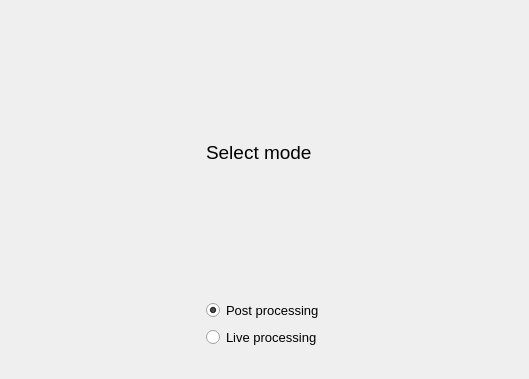
The window that src/ui/selectprocessingmodewidget.ui (krajsz/AdvBoard) describes before a commit, drawn with Qt 5.
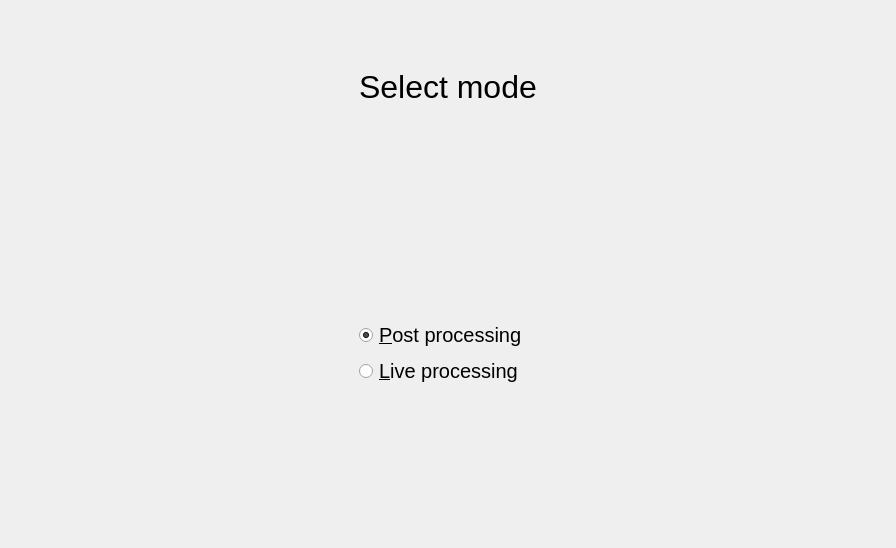
The same window after the commit.

Diff of the .ui file:
```diff
--- a/src/ui/selectprocessingmodewidget.ui
+++ b/src/ui/selectprocessingmodewidget.ui
@@ -6,15 +6,28 @@
    <rect>
     <x>0</x>
     <y>0</y>
-    <width>529</width>
-    <height>379</height>
+    <width>896</width>
+    <height>548</height>
    </rect>
   </property>
   <property name="windowTitle">
    <string>Form</string>
   </property>
-  <layout class="QGridLayout" name="gridLayout">
-   <item row="2" column="2">
+  <layout class="QGridLayout" name="gridLayout" rowstretch="1,1,2,1">
+   <item row="3" column="1">
+    <spacer name="verticalSpacer">
+     <property name="orientation">
+      <enum>Qt::Vertical</enum>
+     </property>
+     <property name="sizeHint" stdset="0">
+      <size>
+       <width>20</width>
+       <height>40</height>
+      </size>
+     </property>
+    </spacer>
+   </item>
+   <item row="3" column="2">
     <spacer name="horizontalSpacer_2">
      <property name="orientation">
       <enum>Qt::Horizontal</enum>
@@ -27,42 +40,17 @@
      </property>
     </spacer>
    </item>
-   <item row="0" column="1">
-    <widget class="QLabel" name="selectModeLabel">
-     <property name="font">
-      <font>
-       <pointsize>14</pointsize>
-      </font>
-     </property>
-     <property name="text">
-      <string>Select mode</string>
-     </property>
-    </widget>
-   </item>
-   <item row="2" column="0">
-    <spacer name="horizontalSpacer">
-     <property name="orientation">
-      <enum>Qt::Horizontal</enum>
-     </property>
-     <property name="sizeHint" stdset="0">
-      <size>
-       <width>40</width>
-       <height>20</height>
-      </size>
-     </property>
-    </spacer>
-   </item>
-   <item row="1" column="1">
+   <item row="2" column="1">
     <layout class="QVBoxLayout" name="verticalLayout">
      <item>
       <widget class="QRadioButton" name="postProcessingRadioButton">
        <property name="font">
         <font>
-         <pointsize>10</pointsize>
+         <pointsize>15</pointsize>
         </font>
        </property>
        <property name="text">
-        <string>Post processing</string>
+        <string>&amp;Post processing</string>
        </property>
        <property name="checked">
         <bool>true</bool>
@@ -73,16 +61,54 @@
       <widget class="QRadioButton" name="liveProcessingRadioButton">
        <property name="font">
         <font>
-         <pointsize>10</pointsize>
+         <pointsize>15</pointsize>
         </font>
        </property>
        <property name="text">
-        <string>Live processing</string>
+        <string>&amp;Live processing</string>
        </property>
       </widget>
      </item>
     </layout>
    </item>
+   <item row="3" column="0">
+    <spacer name="horizontalSpacer">
+     <property name="orientation">
+      <enum>Qt::Horizontal</enum>
+     </property>
+     <property name="sizeHint" stdset="0">
+      <size>
+       <width>40</width>
+       <height>20</height>
+      </size>
+     </property>
+    </spacer>
+   </item>
+   <item row="1" column="1">
+    <spacer name="verticalSpacer_2">
+     <property name="orientation">
+      <enum>Qt::Vertical</enum>
+     </property>
+     <property name="sizeHint" stdset="0">
+      <size>
+       <width>20</width>
+       <height>40</height>
+      </size>
+     </property>
+    </spacer>
+   </item>
+   <item row="0" column="1">
+    <widget class="QLabel" name="selectModeLabel">
+     <property name="font">
+      <font>
+       <pointsize>24</pointsize>
+      </font>
+     </property>
+     <property name="text">
+      <string>Select mode</string>
+     </property>
+    </widget>
+   </item>
   </layout>
  </widget>
  <resources/>
```
